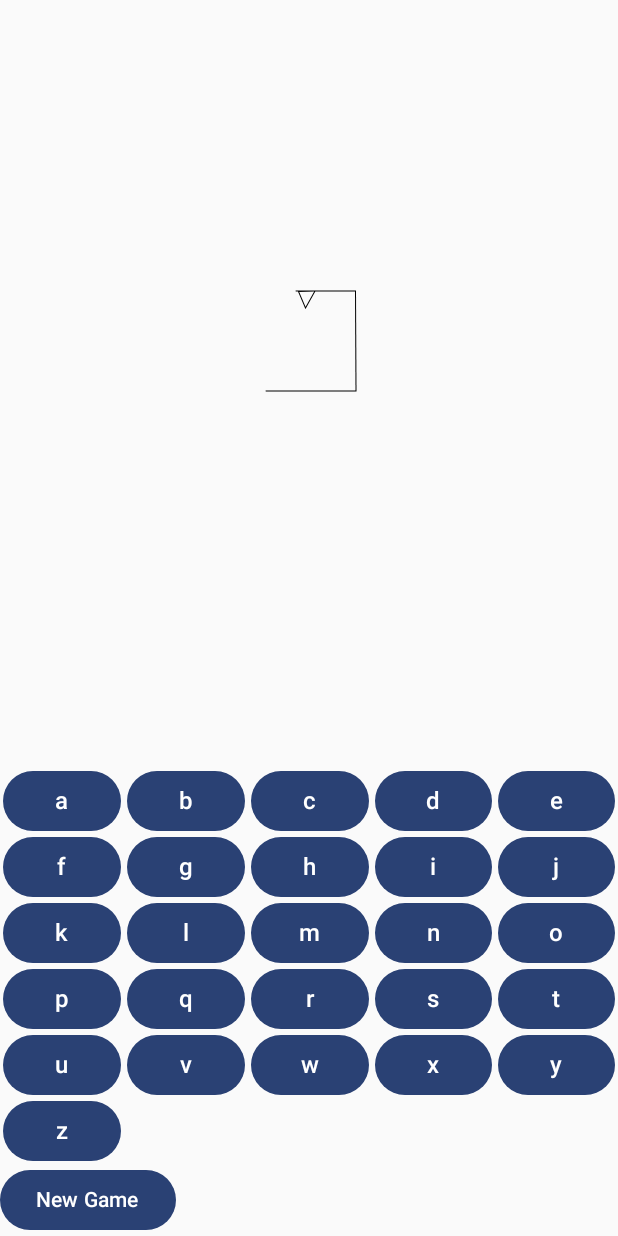
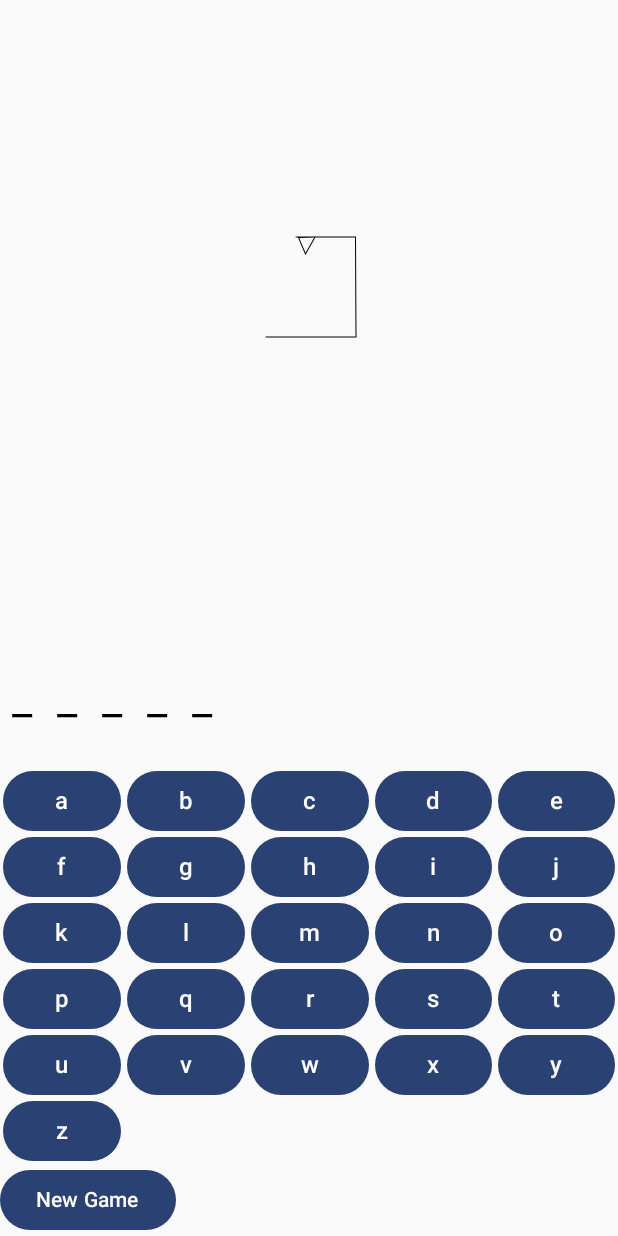
Before and after one commit to hz2001/CS501-hw4g-1, an Android app built with Jetpack Compose: the screen it shows after launch (MainActivity), on a phone screen of 412 x 824 dp. Run offline under Robolectric (Android 15) with nearby library versions, the phone set to English and light mode, and no system bars.

```diff
--- a/app/src/main/java/com/example/hw4_guesstheword/MainActivity.kt
+++ b/app/src/main/java/com/example/hw4_guesstheword/MainActivity.kt
@@ -253,6 +253,7 @@ fun Home(modifier: Modifier = Modifier) {
                     .padding(16.dp),
                 verticalArrangement = Arrangement.SpaceBetween
             ) {
+                WordDisplay(word = word, wordvis = wordvis)
                 LetterGrid(buttonStates = buttonStates, onClick = { char ->
                     if (word.contains(char)) {
                         word.word.forEach { if (it.equals(char, ignoreCase = true)) wordvis[it] = true }
@@ -287,6 +288,8 @@ fun Home(modifier: Modifier = Modifier) {
                 HangManDisplay(phase = phase)
             }
             Spacer(Modifier.padding(30.dp))
+            WordDisplay(word = word, wordvis = wordvis)
+            Spacer(Modifier.padding(10.dp))
             LetterGrid(buttonStates = buttonStates, onClick = { char ->
                 if (word.contains(char)) {
                     word.word.forEach { if (it.equals(char, ignoreCase = true)) wordvis[it] = true }
```
